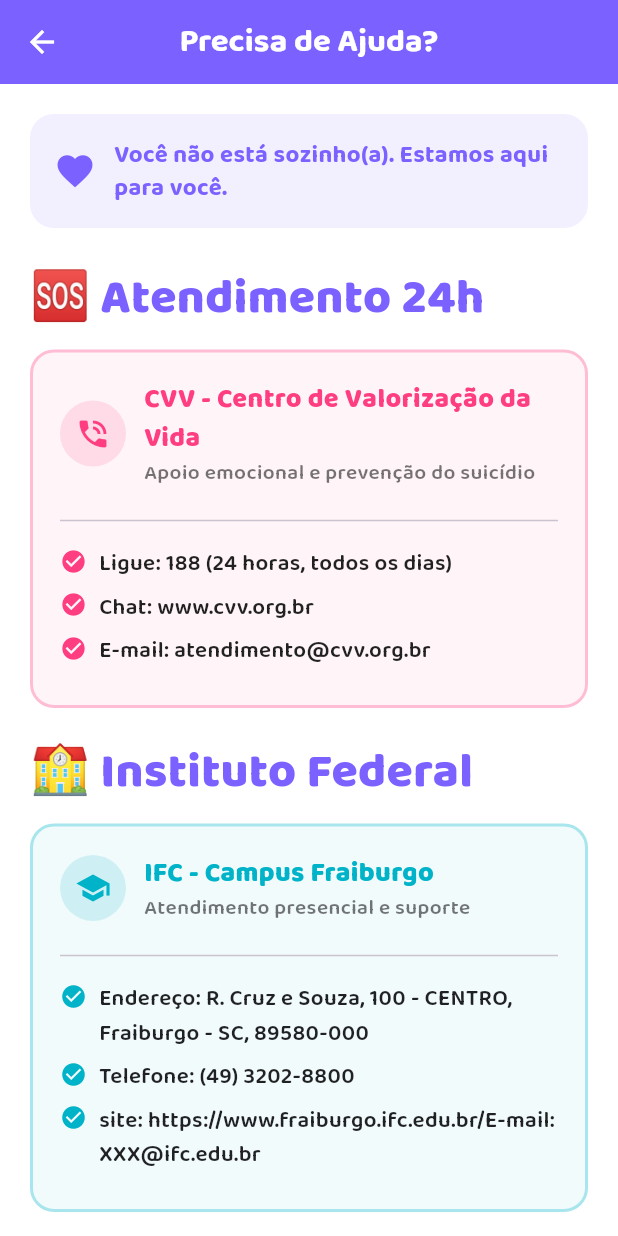
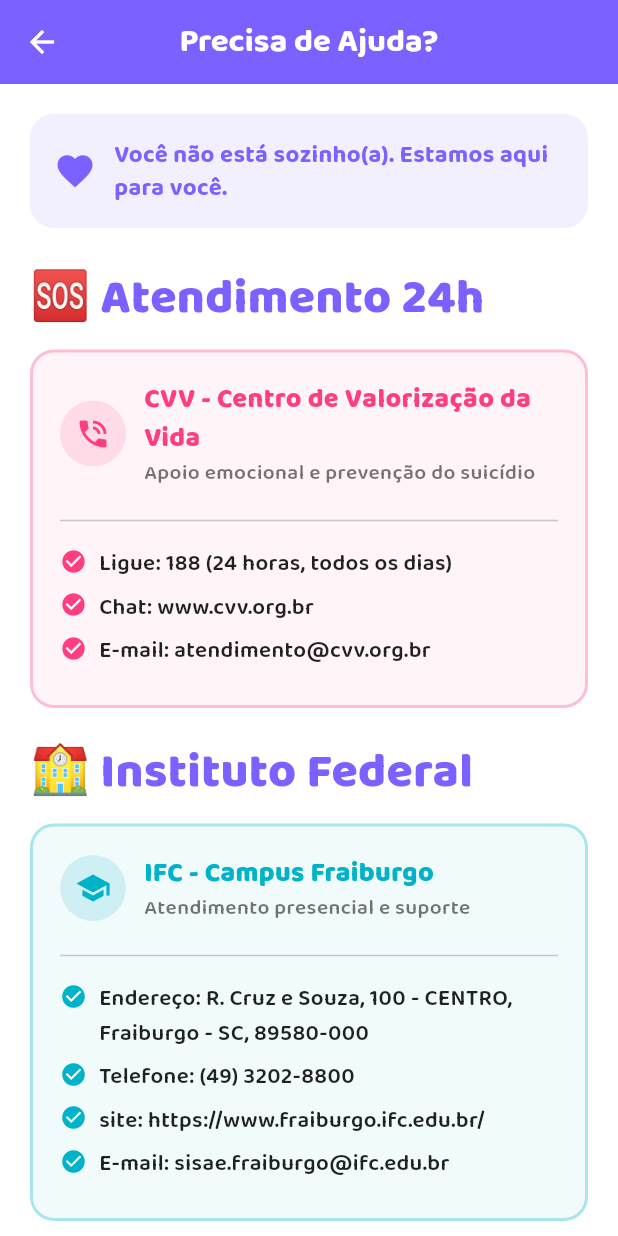
Before and after one commit to VitorRCamacho/PsicoHelpMobile, a Flutter app: the AjudaScreen screen opened by its route, on a phone screen of 412 x 824 dp. Run offline on Flutter 3.47's test engine with Material 3 defaults, Android fonts, the light colour scheme and no system bars; our stand-ins replace google_fonts, shared_preferences; accounts and stored records are empty.

Commit message:
pequenas correções

```diff
--- a/lib/screens/ajuda_screen.dart
+++ b/lib/screens/ajuda_screen.dart
@@ -106,8 +106,8 @@
               contacts: [
                 'Endereço: R. Cruz e Souza, 100 - CENTRO, Fraiburgo - SC, 89580-000',
                 'Telefone: (49) 3202-8800',
-                'site: https://www.fraiburgo.ifc.edu.br/'
-                'E-mail: XXX@ifc.edu.br',
+                'site: https://www.fraiburgo.ifc.edu.br/',
+                'E-mail: sisae.fraiburgo@ifc.edu.br',
               ],
               color: const Color(0xFF00B3C8),
             ),
@@ -121,7 +121,7 @@
               title: 'Psicólogo(a) do IFC',
               subtitle: 'Atendimento especializado para estudantes',
               contacts: [
-                'Nome: XXX',
+                'Nome: Davi Penno',
                 'Horário: XXX',
                 'Telefone/Ramal: XXX',
                 'E-mail: davi.penno@ifc.edu.br',
--- a/lib/screens/sobre_criadores_screen.dart
+++ b/lib/screens/sobre_criadores_screen.dart
@@ -56,7 +56,7 @@
                 children: [
                   _InfoRow(label: 'Nome', value: 'Rafael Leonardo Vivian'),
                   _InfoRow(label: 'Titulação', value: 'Doutor'),
-                  _InfoRow(label: 'Email', value: 'Vitor.rodcam@gmail.com'),
+                  _InfoRow(label: 'Email', value: 'rafael.vivian@ifc.edu.br'),
                 ],
               ),
 
```
